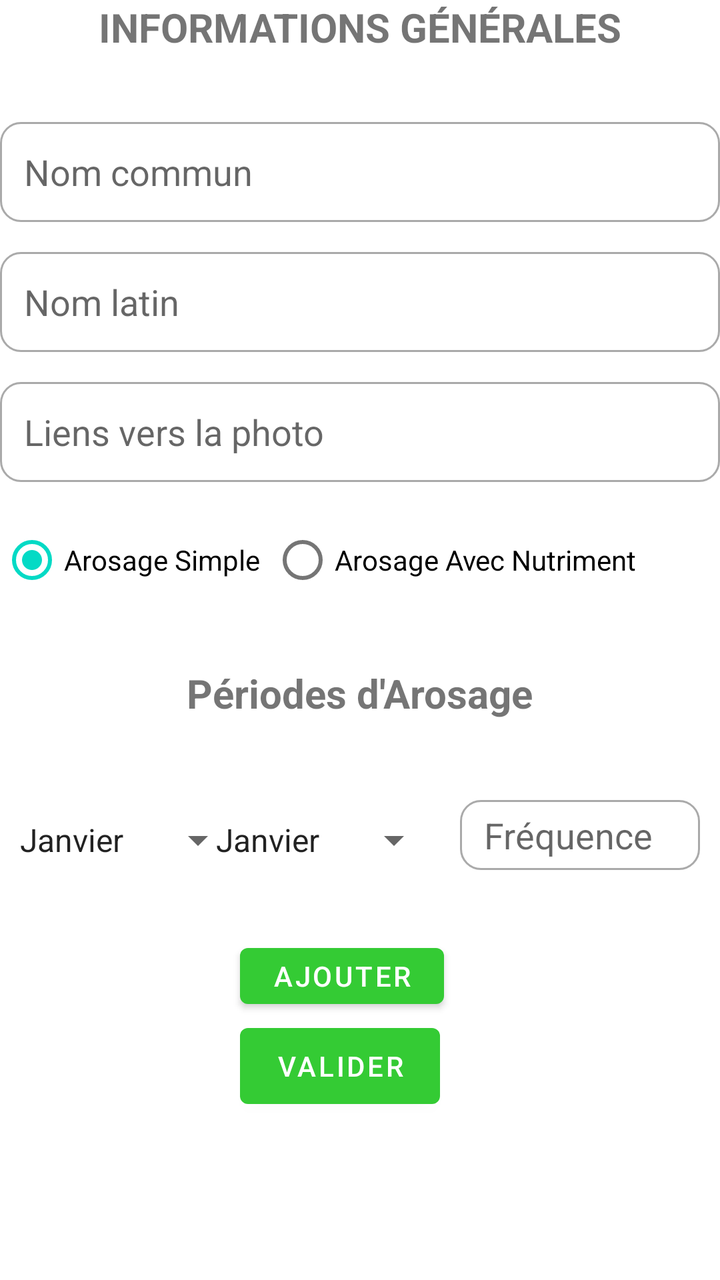
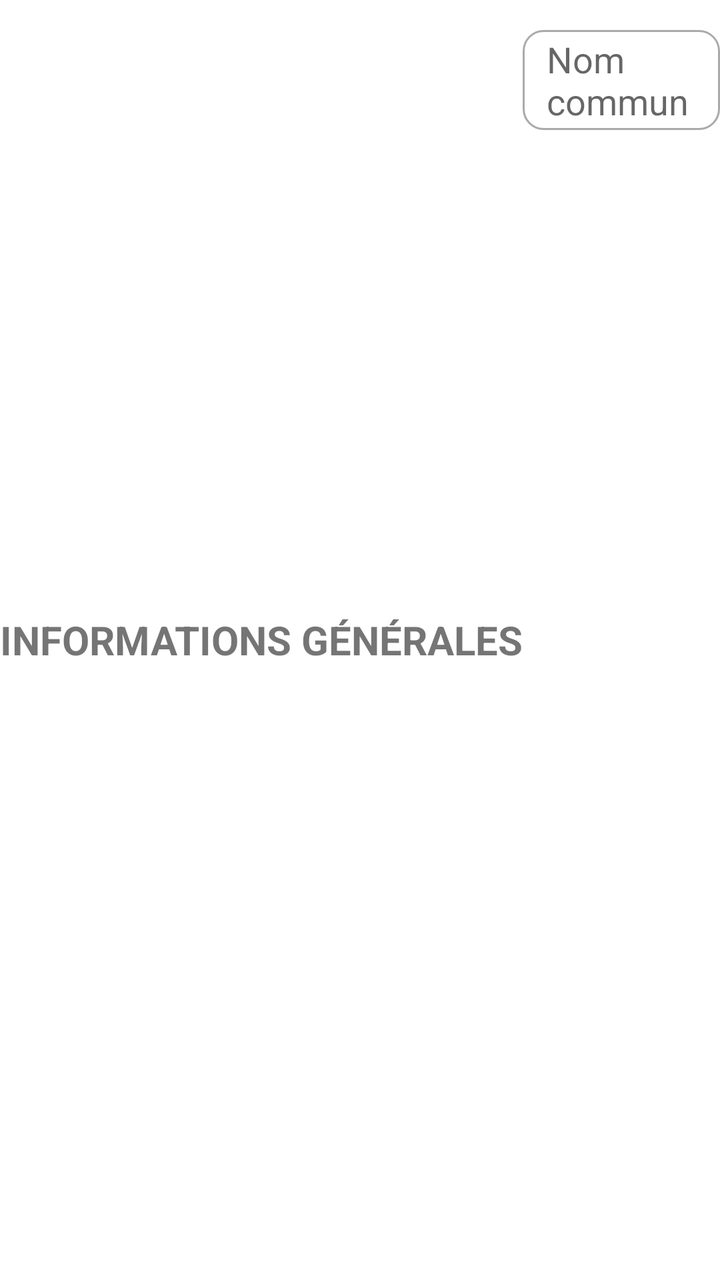

Two renders of the same Android screen: before a commit and after it. Below are the layout's source before the change and the commit's diff.
<!-- AndroidManifest.xml: application theme Theme.ProjetRappelsArrosage -->
<!-- res/layout/activity_ajouter_nouvelle_plante.xml -->
<LinearLayout xmlns:android="http://schemas.android.com/apk/res/android"
    xmlns:tools="http://schemas.android.com/tools"
    android:layout_width="wrap_content"
    android:layout_height="wrap_content"
    android:layout_gravity="center"
    android:orientation="vertical"
    tools:context=".AjouterNouvellePlante">



    <TextView
        android:layout_width="wrap_content"
        android:layout_height="wrap_content"
        android:layout_gravity="center"
        android:text="INFORMATIONS GÉNÉRALES"
        android:textSize="20sp"
        android:textStyle="bold" />

    <TextView
        android:layout_width="wrap_content"
        android:layout_height="wrap_content"
        android:text="" />


    <EditText
        android:id="@+id/nomCommun"
        android:layout_width="match_parent"
        android:layout_height="50dp"
        android:layout_marginTop="15dp"
        android:background="@drawable/custom_input"
        android:drawablePadding="12dp"
        android:ems="10"
        android:hint="Nom commun"
        android:paddingStart="12dp"
        android:paddingEnd="12dp" />


    <EditText
        android:id="@+id/nomLatin"
        android:layout_width="match_parent"
        android:layout_height="50dp"
        android:layout_marginTop="15dp"
        android:background="@drawable/custom_input"
        android:ems="10"
        android:hint="Nom latin"
        android:paddingStart="12dp"
        android:paddingEnd="12dp" />

    <EditText
        android:id="@+id/lienPic"
        android:layout_width="match_parent"
        android:layout_height="50dp"
        android:layout_marginTop="15dp"
        android:background="@drawable/custom_input"
        android:ems="10"
        android:hint="Liens vers la photo"
        android:paddingStart="12dp"
        android:paddingEnd="12dp" />



    <RadioGroup
        android:id="@+id/radioGroup"
        android:layout_width="wrap_content"
        android:layout_height="wrap_content"
        android:orientation="horizontal">

        <RadioButton
            android:id="@+id/ajouter"
            android:layout_width="wrap_content"
            android:layout_height="wrap_content"
            android:layout_marginTop="15dp"
            android:layout_marginRight="@dimen/cardview_default_elevation"
            android:checked="true"
            android:text="Arosage Simple " />

        <RadioButton
            android:id="@+id/supprimer"
            android:layout_width="wrap_content"
            android:layout_height="wrap_content"
            android:layout_marginTop="15dp"
            android:layout_marginRight="@dimen/cardview_default_elevation"
            android:text="Arosage Avec Nutriment " />
    </RadioGroup>

    <TextView
        android:layout_width="wrap_content"
        android:layout_height="wrap_content"
        android:text="" />

    <TextView
        android:layout_width="wrap_content"
        android:layout_height="55dp"
        android:layout_gravity="center"
        android:layout_marginTop="10dp"
        android:text="Périodes d'Arosage"
        android:textSize="20sp"
        android:textStyle="bold" />


    <RelativeLayout
        android:layout_width="fill_parent"
        android:layout_height="200dp">

        <Spinner
            android:layout_width="121dp"
            android:layout_height="wrap_content"
            android:layout_marginStart="2dp"
            android:layout_marginTop="20dp"
            android:layout_marginEnd="20dp"
            android:layout_marginBottom="20dp"
            android:entries="@array/mois" />

        <Spinner
            android:layout_width="121dp"
            android:layout_height="wrap_content"
            android:layout_marginStart="100dp"
            android:layout_marginLeft="12dp"
            android:layout_marginTop="20dp"
            android:layout_marginEnd="120dp"
            android:layout_marginRight="2dp"
            android:layout_marginBottom="120dp"
            android:entries="@array/mois" />

        <EditText
            android:id="@+id/frequence"
            android:layout_width="120dp"
            android:layout_height="35dp"
            android:layout_marginStart="230dp"
            android:layout_marginTop="12dp"
            android:background="@drawable/custom_input"
            android:ems="10"
            android:hint="Fréquence"
            android:paddingStart="12dp"
            android:paddingEnd="12dp" />

        <Button
            android:id="@+id/addFrequence"
            android:layout_width="wrap_content"
            android:layout_height="wrap_content"
            android:layout_gravity="center"

            android:layout_marginStart="120dp"
            android:layout_marginTop="80dp"
            android:layout_marginEnd="80dp"
            android:layout_marginBottom="80dp"
            android:onClick="ajouter"
            android:text="Ajouter" />

        <Button
            android:id="@+id/add"
            android:layout_width="100dp"
            android:layout_height="50dp"
            android:layout_gravity="center"
            android:layout_margin="120dp"
            android:onClick="valider"
            android:text="Valider" />
    </RelativeLayout>




</LinearLayout>
<!-- resources referenced by this layout -->
<resources>
  <string-array name="mois">
          <item>Janvier</item>
          <item>Février</item>
          <item>Mars</item>
          <item>Avril</item>
          <item>Mai</item>
          <item>Juin</item>
          <item>Juillet</item>
          <item>Aout</item>
          <item>Septembre</item>
          <item>Octobre</item>
          <item>Novembre</item>
          <item>Décembre</item>
      </string-array>
  <!-- drawable custom_input (drawable) -->
  <?xml version="1.0" encoding="utf-8"?>
  <selector xmlns:android="http://schemas.android.com/apk/res/android">
  
      <item android:state_enabled="true" android:state_focused="true">
          <shape android:shape="rectangle">
              <solid android:color="@android:color/white"/>
              <corners android:radius="10dp"/>
              <stroke android:color="@android:color/darker_gray" android:width="1dp"/>
          </shape>
      </item>
  
      <item android:state_enabled="true">
          <shape android:shape="rectangle">
              <solid android:color="@android:color/white"/>
              <corners android:radius="10dp"/>
              <stroke android:color="@android:color/darker_gray" android:width="1dp"/>
          </shape>
      </item>
  </selector>
  <style name="Theme.ProjetRappelsArrosage" parent="Theme.MaterialComponents.DayNight.DarkActionBar">
          
          <item name="colorPrimary">@color/vert_500</item>
          <item name="colorPrimaryVariant">@color/vert_700</item>
          <item name="colorOnPrimary">@color/white</item>
          
          <item name="colorSecondary">@color/teal_200</item>
          <item name="colorSecondaryVariant">@color/teal_700</item>
          <item name="colorOnSecondary">@color/black</item>
          
          <item name="android:statusBarColor" tools:targetApi="l">?attr/colorPrimaryVariant</item>
          
      </style>
  <color name="vert_500">#34cb34</color>
  <color name="vert_700">#2aa22a</color>
  <color name="white">#FFFFFFFF</color>
  <color name="teal_200">#FF03DAC5</color>
  <color name="teal_700">#FF018786</color>
  <color name="black">#FF000000</color>
</resources>

<!-- the commit's change to res/layout/activity_ajouter_nouvelle_plante.xml (unified diff, before → after) -->
@@ -3,7 +3,6 @@
     android:layout_width="wrap_content"
     android:layout_height="wrap_content"
     android:layout_gravity="center"
-    android:orientation="vertical"
     tools:context=".AjouterNouvellePlante">
 
 
@@ -58,7 +57,6 @@
         android:paddingEnd="12dp" />
 
 
-
     <RadioGroup
         android:id="@+id/radioGroup"
         android:layout_width="wrap_content"
@@ -134,18 +132,71 @@
             android:paddingStart="12dp"
             android:paddingEnd="12dp" />
 
-        <Button
-            android:id="@+id/addFrequence"
-            android:layout_width="wrap_content"
-            android:layout_height="wrap_content"
-            android:layout_gravity="center"
-
-            android:layout_marginStart="120dp"
-            android:layout_marginTop="80dp"
-            android:layout_marginEnd="80dp"
-            android:layout_marginBottom="80dp"
-            android:onClick="ajouter"
-            android:text="Ajouter" />
+
+        <Spinner
+            android:layout_width="121dp"
+            android:layout_height="wrap_content"
+            android:layout_marginStart="2dp"
+            android:layout_marginTop="20dp"
+            android:layout_marginEnd="20dp"
+            android:layout_marginBottom="20dp"
+            android:entries="@array/mois" />
+
+        <Spinner
+            android:layout_width="121dp"
+            android:layout_height="wrap_content"
+            android:layout_marginStart="100dp"
+            android:layout_marginLeft="12dp"
+            android:layout_marginTop="20dp"
+            android:layout_marginEnd="120dp"
+            android:layout_marginRight="2dp"
+            android:layout_marginBottom="120dp"
+            android:entries="@array/mois" />
+
+        <EditText
+            android:id="@+id/frequence2"
+            android:layout_width="120dp"
+            android:layout_height="35dp"
+            android:layout_marginStart="230dp"
+            android:layout_marginTop="12dp"
+            android:background="@drawable/custom_input"
+            android:ems="10"
+            android:hint="Fréquence"
+            android:paddingStart="12dp"
+            android:paddingEnd="12dp" />
+
+        <Spinner
+            android:layout_width="121dp"
+            android:layout_height="wrap_content"
+            android:layout_marginStart="2dp"
+            android:layout_marginTop="20dp"
+            android:layout_marginEnd="20dp"
+            android:layout_marginBottom="20dp"
+            android:entries="@array/mois" />
+
+        <Spinner
+            android:layout_width="121dp"
+            android:layout_height="wrap_content"
+            android:layout_marginStart="100dp"
+            android:layout_marginLeft="12dp"
+            android:layout_marginTop="20dp"
+            android:layout_marginEnd="120dp"
+            android:layout_marginRight="2dp"
+            android:layout_marginBottom="120dp"
+            android:entries="@array/mois" />
+
+        <EditText
+            android:id="@+id/frequence3"
+            android:layout_width="120dp"
+            android:layout_height="35dp"
+            android:layout_marginStart="230dp"
+            android:layout_marginTop="12dp"
+            android:background="@drawable/custom_input"
+            android:ems="10"
+            android:hint="Fréquence"
+            android:paddingStart="12dp"
+            android:paddingEnd="12dp" />
+
 
         <Button
             android:id="@+id/add"
@@ -158,6 +209,4 @@
     </RelativeLayout>
 
 
-
-
 </LinearLayout>
